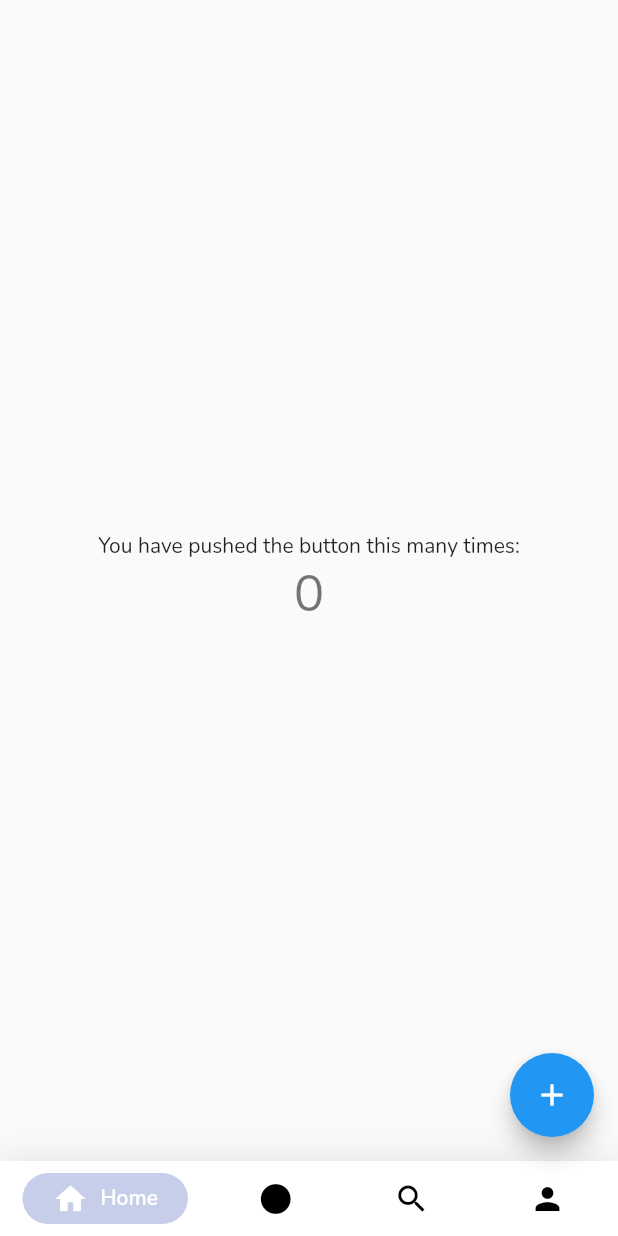
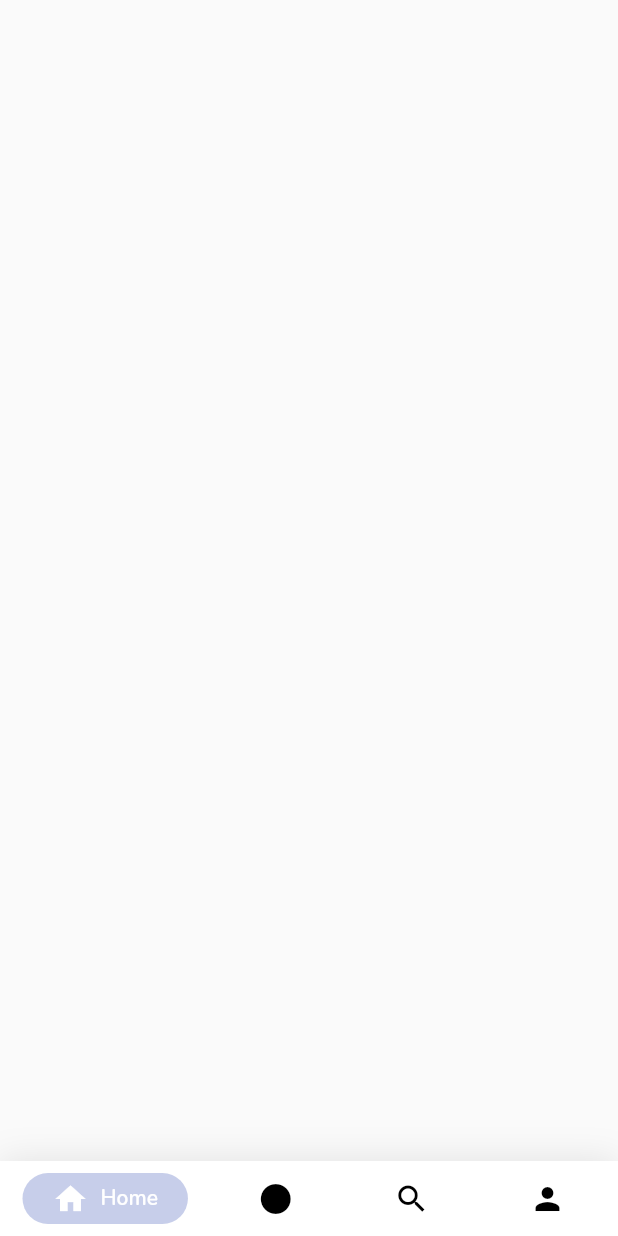
Before and after one commit to Menoita99/fitirun, a Flutter app: the screen it shows after launch, on a phone screen of 412 x 824 dp. Run offline on Flutter 3.47's test engine with Material 2 defaults, Android fonts, the phone set to English and light mode, and no system bars; drawn by our look-alikes of google_nav_bar; our stand-ins replace cached_network_image, faker, logger.

Commit message:
Update homeScreen.dart

```diff
--- a/lib/com/fitirun/screen/home_screen/homeScreen.dart
+++ b/lib/com/fitirun/screen/home_screen/homeScreen.dart
@@ -9,37 +9,10 @@ class HomeScreen extends StatefulWidget {
 }
 
 class _HomeScreenState extends State<HomeScreen> {
-  int _counter = 0;
-
-  void _incrementCounter() {
-    setState(() {
-      _counter++;});
-  }
 
   @override
   Widget build(BuildContext context) {
 
-    return Scaffold(
-      body: Center(
-        child: Column(
-          mainAxisAlignment: MainAxisAlignment.center,
-          children: <Widget>[
-            Text(
-              'You have pushed the button this many times:',
-            ),
-            Text(
-              '$_counter',
-              style: Theme.of(context).textTheme.headline4,
-            ),
-          ],
-        ),
-      ),
-      floatingActionButton: FloatingActionButton(
-        onPressed: _incrementCounter,
-        tooltip: 'Increment',
-        child: Icon(Icons.add),
-      ),
-      bottomNavigationBar: NavigationBottomBar(),
-    );
+    return Scaffold(bottomNavigationBar: NavigationBottomBar(),);
   }
 }
```
